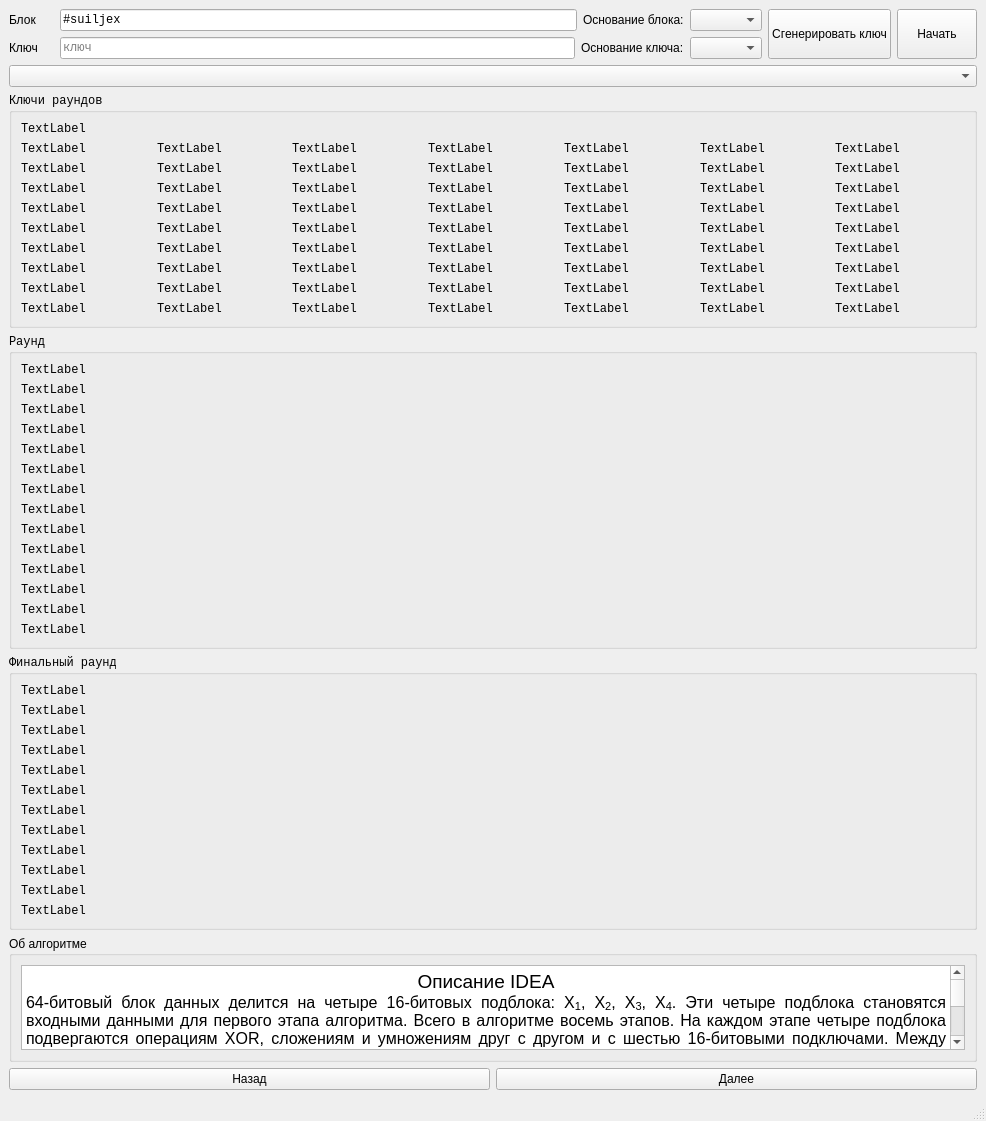
Before: the Qt Designer form forms/demo.ui in suiljex/idea_tools, drawn with Qt 5.
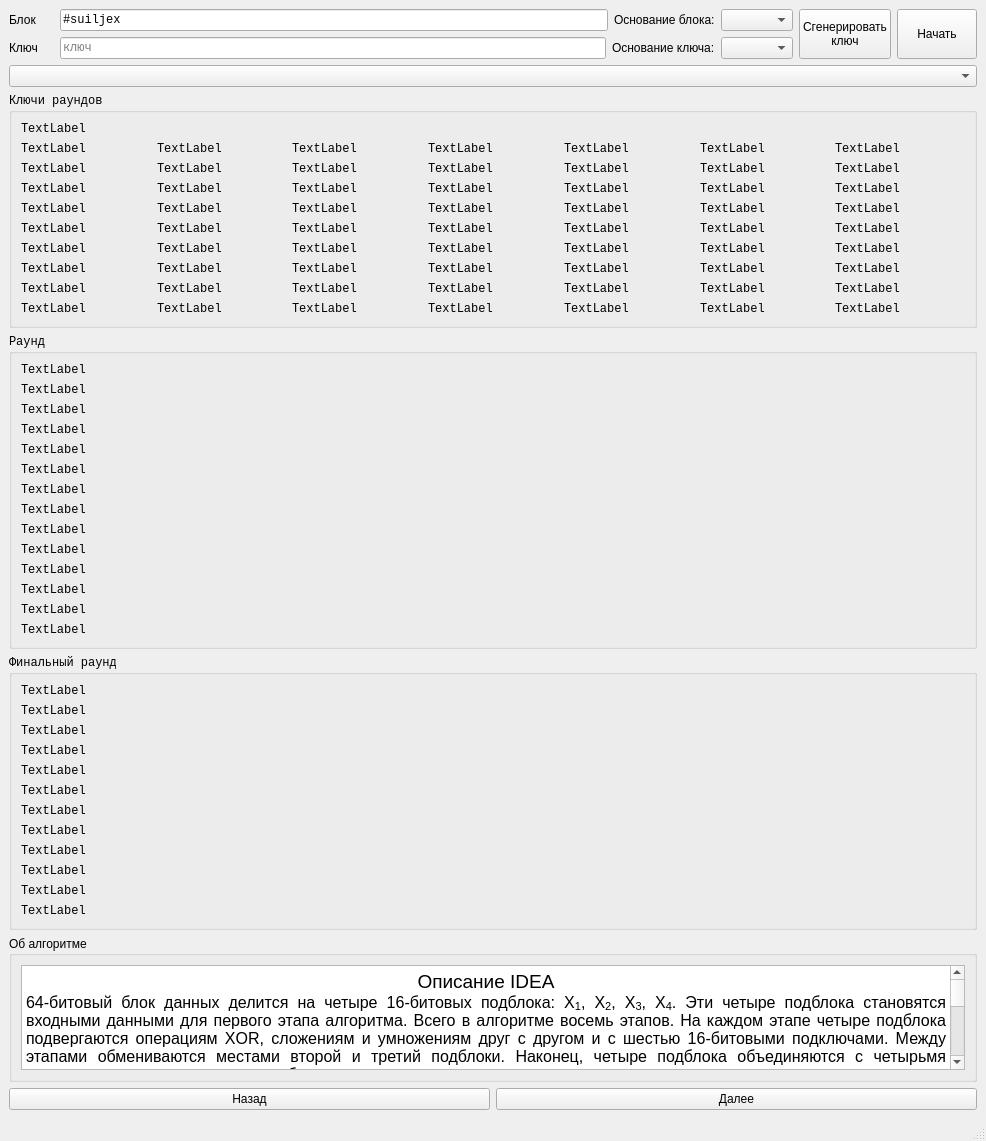
After: the same form once the commit is applied.

Commit message: FIX Интерфейс

```diff
--- a/forms/demo.ui
+++ b/forms/demo.ui
@@ -7,7 +7,7 @@
     <x>0</x>
     <y>0</y>
     <width>986</width>
-    <height>1121</height>
+    <height>1141</height>
    </rect>
   </property>
   <property name="windowTitle">
@@ -149,7 +149,8 @@
          </sizepolicy>
         </property>
         <property name="text">
-         <string>Сгенерировать ключ</string>
+         <string>Сгенерировать
+ключ</string>
         </property>
        </widget>
       </item>
```
The commit also changes 2 other files.
